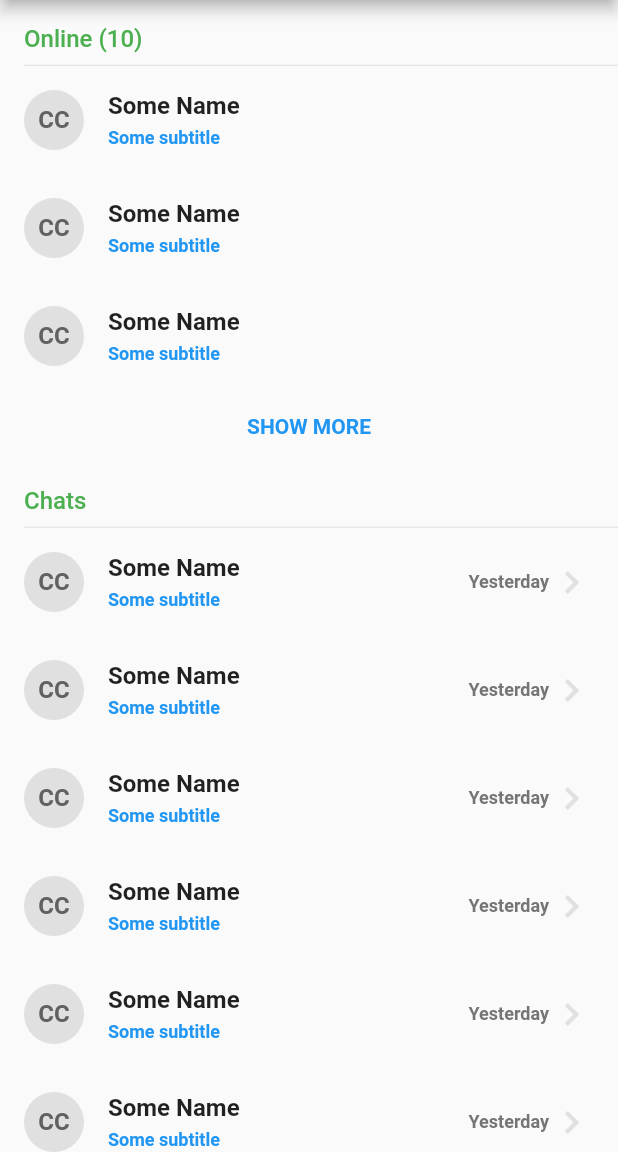
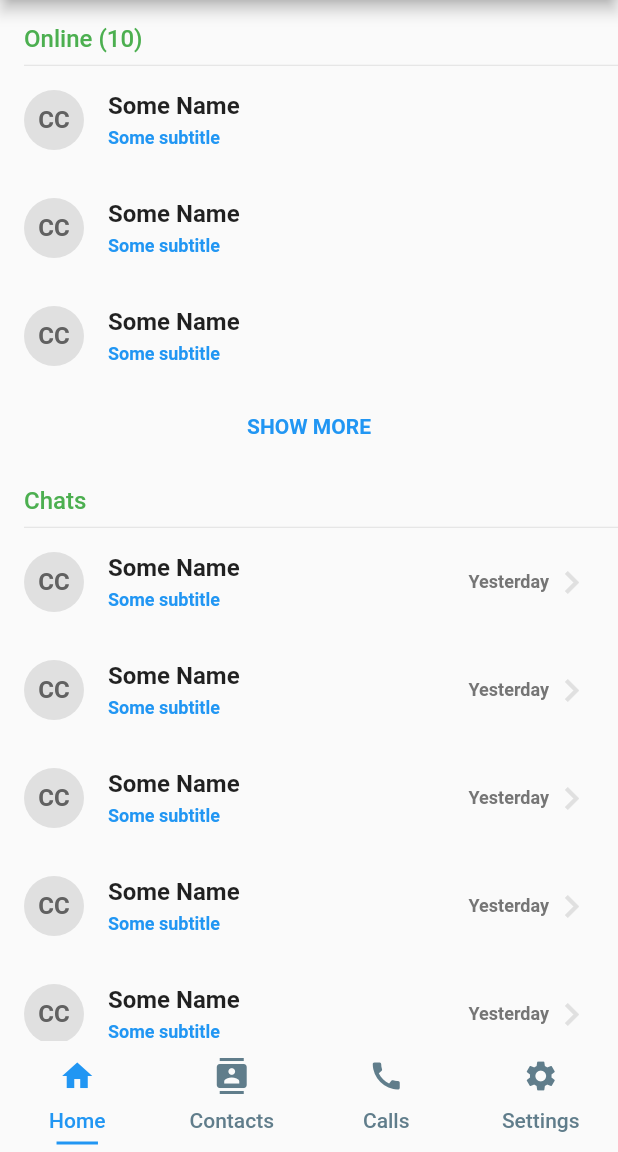
Before and after one commit to francisceioseph/msn-2019-edition, a Flutter app: the screen it shows after launch, on a phone screen of 412 x 824 dp, the part 84-1236 px from its top. Run offline on Flutter 3.47's test engine with Material 2 defaults, Android fonts, the phone set to English and light mode, and no system bars.

Commit message:
Add tabs

```diff
--- a/lib/src/app.dart
+++ b/lib/src/app.dart
@@ -15,7 +15,10 @@ class App extends StatelessWidget {
 
   Route _routes(RouteSettings settings) {
     return MaterialPageRoute(builder: (BuildContext context) {
-      return MainPage();
+      return DefaultTabController(
+        length: 3,
+        child: MainPage(),
+      );
     });
   }
 }
--- a/lib/src/screens/main_page.dart
+++ b/lib/src/screens/main_page.dart
@@ -3,42 +3,55 @@ import 'package:messanger/src/widgets/main_page/app_bar.dart';
 import 'package:messanger/src/widgets/main_page/conversations.dart';
 import 'package:messanger/src/widgets/main_page/friends_online.dart';
 import 'package:messanger/src/widgets/main_page/separator.dart';
+import 'package:messanger/src/widgets/main_page/tabs/calls_tab.dart';
+import 'package:messanger/src/widgets/main_page/tabs/contacts_tab.dart';
+import 'package:messanger/src/widgets/main_page/tabs/home_tab.dart';
+import 'package:messanger/src/widgets/main_page/tabs/settings_tab.dart';
 
 class MainPage extends StatelessWidget {
   @override
   Widget build(BuildContext context) {
-    return Scaffold(
-      appBar: AppBar(
-        title: MainAppBar(),
-      ),
-      body: Container(
-        child: ListView(
-          children: [
-            Separator(
-              text: 'Online (10)',
+    List<Widget> tabs = [
+      HomeTab(),
+      ContactsTab(),
+      CallsTab(),
+      SettingsTab(),
+    ];
+
+    return DefaultTabController(
+      initialIndex: 0,
+      length: tabs.length,
+      child: Scaffold(
+        appBar: AppBar(
+          title: MainAppBar(),
+        ),
+        body: TabBarView(
+          children: tabs,
+        ),
+        bottomNavigationBar: TabBar(
+          tabs: <Widget>[
+            Tab(
+              icon: Icon(Icons.home),
+              text: 'Home',
             ),
-            FriendsOnline(
-              friendsOnline: [1, 2, 3, 4, 5, 6, 7, 8, 9, 0],
+            Tab(
+              icon: Icon(Icons.contacts),
+              text: 'Contacts',
             ),
-            Container(
-              child: FlatButton(
-                child: Text(
-                  'SHOW MORE',
-                  style: TextStyle(
-                    fontWeight: FontWeight.bold,
-                    color: Colors.blue,
-                  ),
-                ),
-                onPressed: () {},
-              ),
+            Tab(
+              icon: Icon(Icons.call),
+              text: 'Calls',
             ),
-            Separator(
-              text: 'Chats',
-            ),
-            Conversations(
-              conversations: [1, 2, 3, 4, 5, 6, 7, 8, 9, 0],
-            ),
+            Tab(
+              icon: Icon(Icons.settings),
+              text: 'Settings',
+            )
           ],
+          labelColor: Colors.blue,
+          unselectedLabelColor: Colors.blueGrey,
+          indicatorSize: TabBarIndicatorSize.label,
+          indicatorPadding: EdgeInsets.all(5.0),
+          indicatorColor: Colors.blue,
         ),
       ),
     );
--- /dev/null
+++ b/lib/src/widgets/main_page/tabs/calls_tab.dart
@@ -0,0 +1,8 @@
+import 'package:flutter/material.dart';
+
+class CallsTab extends StatelessWidget {
+  @override
+  Widget build(BuildContext context) {
+    return Container();
+  }
+}
--- /dev/null
+++ b/lib/src/widgets/main_page/tabs/contacts_tab.dart
@@ -0,0 +1,8 @@
+import 'package:flutter/material.dart';
+
+class ContactsTab extends StatelessWidget {
+  @override
+  Widget build(BuildContext context) {
+    return Container();
+  }
+}
--- /dev/null
+++ b/lib/src/widgets/main_page/tabs/home_tab.dart
@@ -0,0 +1,40 @@
+import 'package:flutter/material.dart';
+import 'package:messanger/src/widgets/main_page/conversations.dart';
+import 'package:messanger/src/widgets/main_page/friends_online.dart';
+import 'package:messanger/src/widgets/main_page/separator.dart';
+
+class HomeTab extends StatelessWidget {
+  @override
+  Widget build(BuildContext context) {
+    return Container(
+      child: ListView(
+        children: [
+          Separator(
+            text: 'Online (10)',
+          ),
+          FriendsOnline(
+            friendsOnline: [1, 2, 3, 4, 5, 6, 7, 8, 9, 0],
+          ),
+          Container(
+            child: FlatButton(
+              child: Text(
+                'SHOW MORE',
+                style: TextStyle(
+                  fontWeight: FontWeight.bold,
+                  color: Colors.blue,
+                ),
+              ),
+              onPressed: () {},
+            ),
+          ),
+          Separator(
+            text: 'Chats',
+          ),
+          Conversations(
+            conversations: [1, 2, 3, 4, 5, 6, 7, 8, 9, 0],
+          ),
+        ],
+      ),
+    );
+  }
+}
--- /dev/null
+++ b/lib/src/widgets/main_page/tabs/settings_tab.dart
@@ -0,0 +1,8 @@
+import 'package:flutter/material.dart';
+
+class SettingsTab extends StatelessWidget {
+  @override
+  Widget build(BuildContext context) {
+    return Container();
+  }
+}
```
